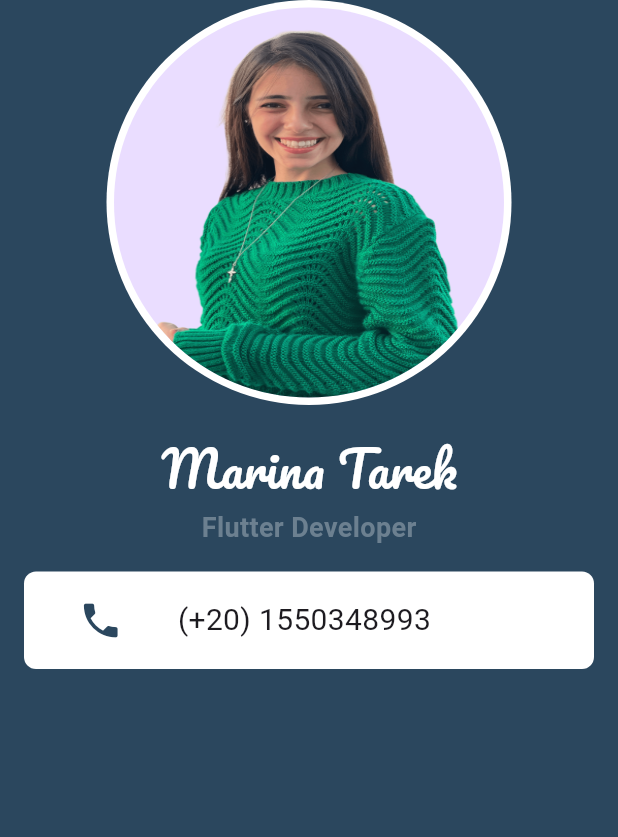
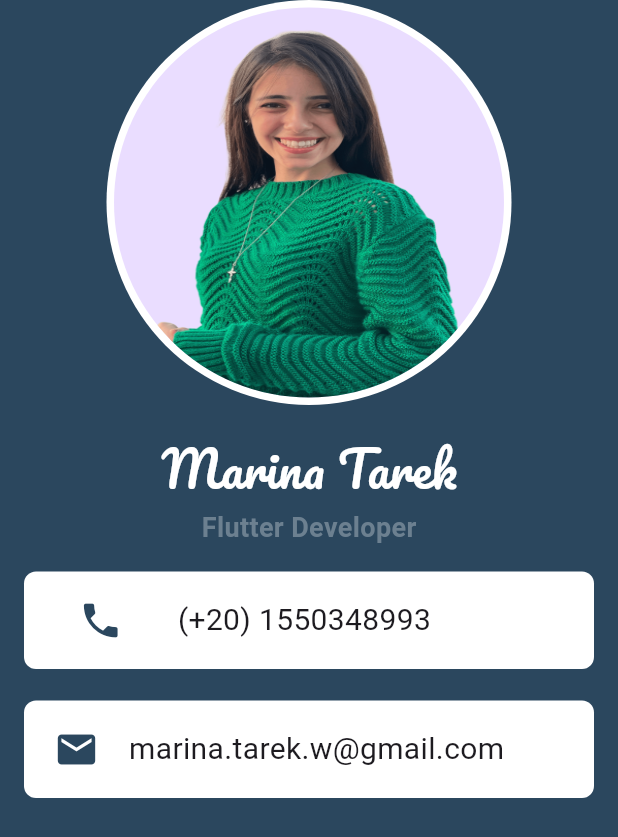
Before and after one commit to Marina-tarek/Business_Card_App_By_Flutter, a Flutter app: the screen it shows after launch, on a phone screen of 412 x 824 dp. Shown: the top 837 px of the screen. Run offline on Flutter 3.47's test engine with Material 3 defaults, Android fonts, the phone set to English and light mode, and no system bars.

Commit message:
third commit

```diff
--- a/lib/main.dart
+++ b/lib/main.dart
@@ -97,6 +97,28 @@ class BusinessCardApp extends StatelessWidget {
                 ),
               ),
             ),
+                        Padding(
+              padding: const EdgeInsets.only(top: 5,left: 16,right: 16),
+
+              child: Container(
+                height: 65,
+                decoration: BoxDecoration(
+                  borderRadius: BorderRadius.circular(8),
+                  color: Colors.white,
+                ),
+                child: Row(
+                  // mainAxisAlignment: MainAxisAlignment.spaceEvenly,
+
+                  children: [
+                    Spacer(flex: 1,),
+                    Icon(Icons.mail, size: 30, color: Color(0xFF2B475E),),
+                    Spacer(flex: 1),
+                    Text("marina.tarek.w@gmail.com", style: TextStyle(fontSize: 20),),
+                    Spacer(flex: 3,)
+                  ],
+                ),
+              ),
+            ),
           ],
         ),
       ),
```
